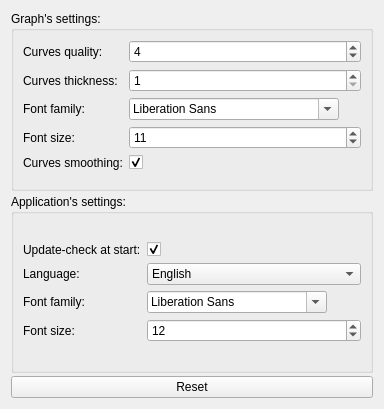
AdelKS/ZeGrapher, file Windows/settings.ui: the form before one commit.
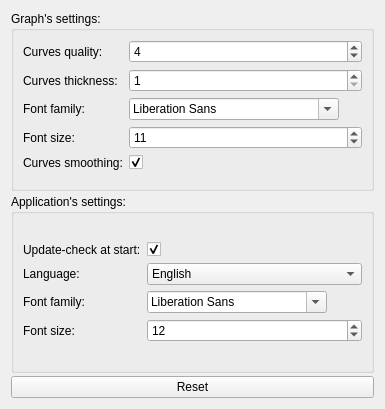
The form after the commit. Icons and pictures are not drawn.

Patch:
```diff
--- a/Windows/settings.ui
+++ b/Windows/settings.ui
@@ -6,7 +6,7 @@
    <rect>
     <x>0</x>
     <y>0</y>
-    <width>384</width>
+    <width>385</width>
     <height>409</height>
    </rect>
   </property>
@@ -279,6 +279,9 @@
           <height>25</height>
          </size>
         </property>
+        <property name="currentText">
+         <string notr="true">English</string>
+        </property>
         <item>
          <property name="text">
           <string>English</string>
```
Left out of the diff: 11 changed lines with no effect on the pictures.
